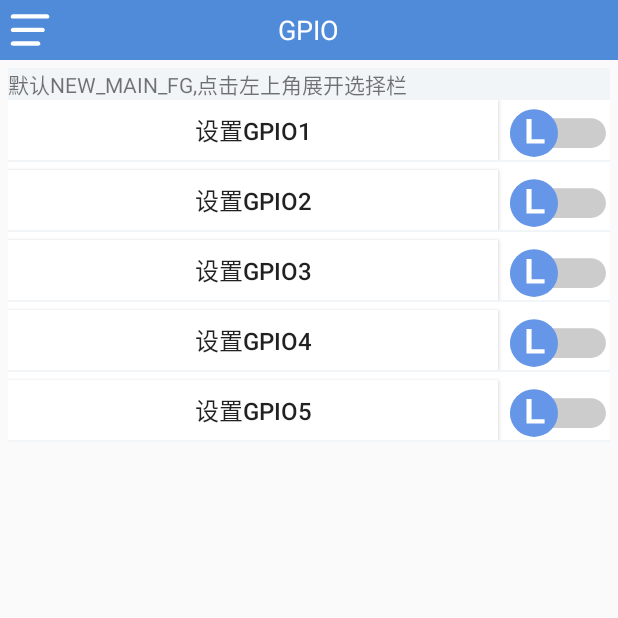
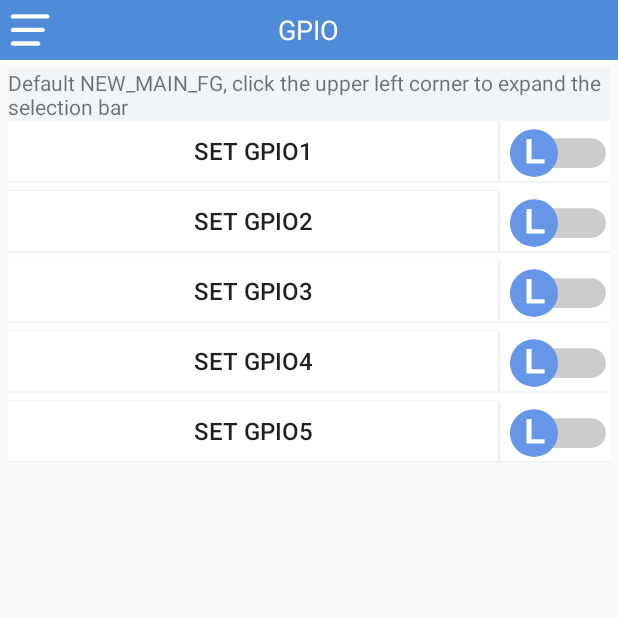
Before and after one commit to SpeedataG/SetGpios, an Android app: the screen it shows after launch (NewMainActivity), on a phone screen of 412 x 824 dp, the top half of it. Run offline under Robolectric (Android 15) with nearby library versions, the phone set to English and light mode, and no system bars; our stand-ins replace EventBus; libraries missing offline, so code that uses them is left out: android.serialport; 1 statement that could not run was skipped.

Commit message:
android11版  修复按钮BUG，适配中英文。

```diff
--- a/app/src/main/res/layout/activity_new_main.xml
+++ b/app/src/main/res/layout/activity_new_main.xml
@@ -37,7 +37,7 @@
                 android:layout_width="match_parent"
                 android:layout_height="match_parent"
                 android:layout_gravity="start|center"
-                android:text="默认NEW_MAIN_FG,点击左上角展开选择栏"
+                android:text="@string/default_n"
                 android:textSize="14sp"
                 tools:ignore="HardcodedText" />
 
@@ -53,7 +53,7 @@
                     android:layout_height="40dp"
                     android:layout_weight="10"
                     android:background="@color/white"
-                    android:text="设置GPIO1"
+                    android:text="@string/set_1"
                     android:textSize="16sp"
                     tools:ignore="HardcodedText" />
 
@@ -63,7 +63,7 @@
                     android:layout_height="40dp"
                     android:layout_marginStart="5dp"
                     android:layout_weight="1"
-                    android:background="@drawable/ic_switch_new_main"
+                    android:background="@drawable/ic_switch_off"
                     android:textOff=""
                     android:textOn="" />
             </LinearLayout>
@@ -87,7 +87,7 @@
                     android:layout_marginTop="5dp"
                     android:layout_weight="10"
                     android:background="@color/white"
-                    android:text="设置GPIO2"
+                    android:text="@string/set_2"
                     android:textSize="16sp"
                     tools:ignore="HardcodedText" />
 
@@ -122,7 +122,7 @@
                     android:layout_marginTop="5dp"
                     android:layout_weight="10"
                     android:background="@color/white"
-                    android:text="设置GPIO3"
+                    android:text="@string/set_3"
                     android:textSize="16sp"
                     tools:ignore="HardcodedText" />
 
@@ -157,7 +157,7 @@
                     android:layout_marginTop="5dp"
                     android:layout_weight="10"
                     android:background="@color/white"
-                    android:text="设置GPIO4"
+                    android:text="@string/set_4"
                     android:textSize="16sp"
                     tools:ignore="HardcodedText" />
 
@@ -192,7 +192,7 @@
                     android:layout_marginTop="5dp"
                     android:layout_weight="10"
                     android:background="@color/white"
-                    android:text="设置GPIO5"
+                    android:text="@string/set_5"
                     android:textSize="16sp"
                     tools:ignore="HardcodedText" />
 
--- a/app/src/main/res/layout/view_end_dialog_layout.xml
+++ b/app/src/main/res/layout/view_end_dialog_layout.xml
@@ -38,7 +38,7 @@
                 android:layout_marginTop="16dp"
                 android:layout_marginBottom="16dp"
                 android:gravity="center"
-                android:text="类型列表"
+                android:text="@string/type_list"
                 android:textColor="@color/black_menu_title"
                 android:textSize="18sp"
                 tools:ignore="HardcodedText" />
--- a/app/src/main/res/values/strings.xml
+++ b/app/src/main/res/values/strings.xml
@@ -1,4 +1,4 @@
-<resources>
+<resources xmlns:tools="http://schemas.android.com/tools">
     <string name="app_name">SpeedataGPIOS</string>
     <string name="title_activity_new_main">NewMainActivity</string>
     <string name="navigation_drawer_open">Open navigation drawer</string>
@@ -11,4 +11,23 @@
     <string name="menu_home">Home</string>
     <string name="menu_gallery">Gallery</string>
     <string name="menu_slideshow">Slideshow</string>
+    <string name="set_gpio">Set up GPIO</string>
+    <string name="please_set">Please set the GPIO value!</string>
+    <string name="set_value">Set GPIO value</string>
+    <string name="sure">Sure</string>
+    <string name="this_is_the">This is the expansion GPIO, please connect the expansion device!</string>
+    <string name="cancel">Cancel</string>
+    <string name="please_set_gpio">Please set GPIO</string>
+    <string name="please_connect_the">Please connect the expansion device, and then set the GPIO!</string>
+    <string name="please_set_the_correct">Please set the correct GPIO (0~7)</string>
+    <string name="please_set_a">Please set a value of 0–7</string>
+    <string name="type_list">Type list</string>
+    <string name="default_n">Default NEW_MAIN_FG, click the upper left corner to expand the selection bar</string>
+    <string name="set_1" tools:ignore="Typos">Set GPIO1</string>
+    <string name="set_2">Set GPIO2</string>
+    <string name="set_3">Set GPIO3</string>
+    <string name="set_4">Set GPIO4</string>
+    <string name="set_5">Set GPIO5</string>
+
+
 </resources>
```
Also changed, not shown: app/src/main/java/com/speedatagpios/NewMainActivity.java (+33 -33 lines), app/src/main/java/com/speedatagpios/ScanConstant.java (+4 -9 lines), 1 other file.
